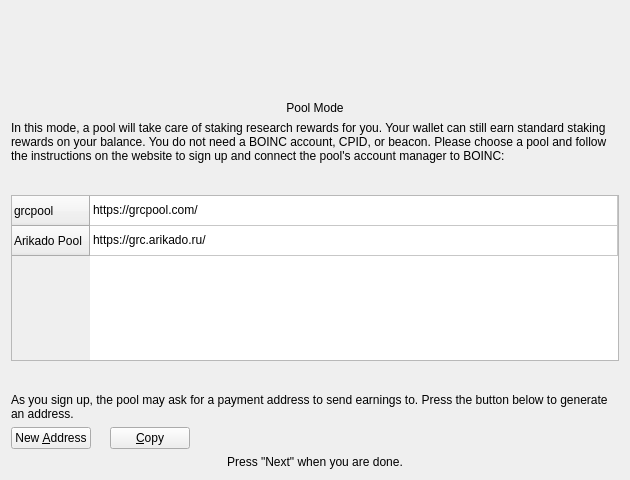
This is src/qt/forms/researcherwizardpoolpage.ui in gridcoin-community/Gridcoin-Research as Qt 5 draws it before an edit. The edited form follows.
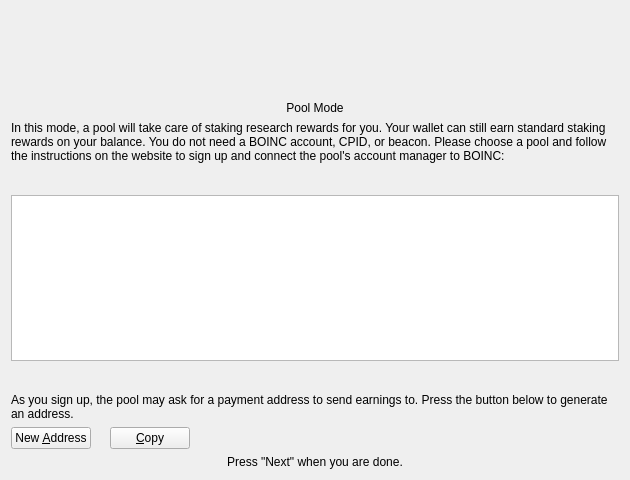
This is the edited form. Icons and pictures are not drawn.

Commit message: qt, gridcoin: drive the researcher wizard's pool list from the registry

What changed in the file:
```diff
--- a/src/qt/forms/researcherwizardpoolpage.ui
+++ b/src/qt/forms/researcherwizardpoolpage.ui
@@ -138,31 +138,11 @@
      <attribute name="verticalHeaderStretchLastSection">
       <bool>false</bool>
      </attribute>
-     <row>
-      <property name="text">
-       <string>grcpool</string>
-      </property>
-     </row>
-     <row>
-      <property name="text">
-       <string>Arikado Pool</string>
-      </property>
-     </row>
      <column>
       <property name="text">
        <string>Website URL</string>
       </property>
      </column>
-     <item row="0" column="0">
-      <property name="text">
-       <string notr="true">https://grcpool.com/</string>
-      </property>
-     </item>
-     <item row="1" column="0">
-      <property name="text">
-       <string notr="true">https://grc.arikado.ru/</string>
-      </property>
-     </item>
     </widget>
    </item>
    <item>
```
The commit also changes 10 other files.
